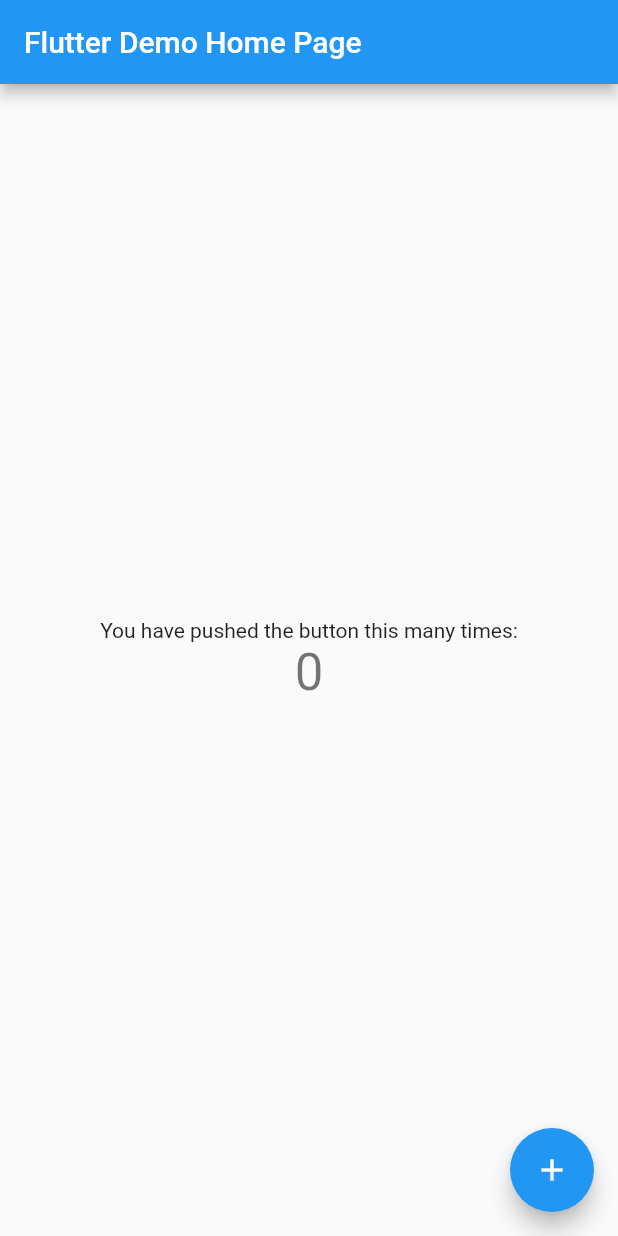
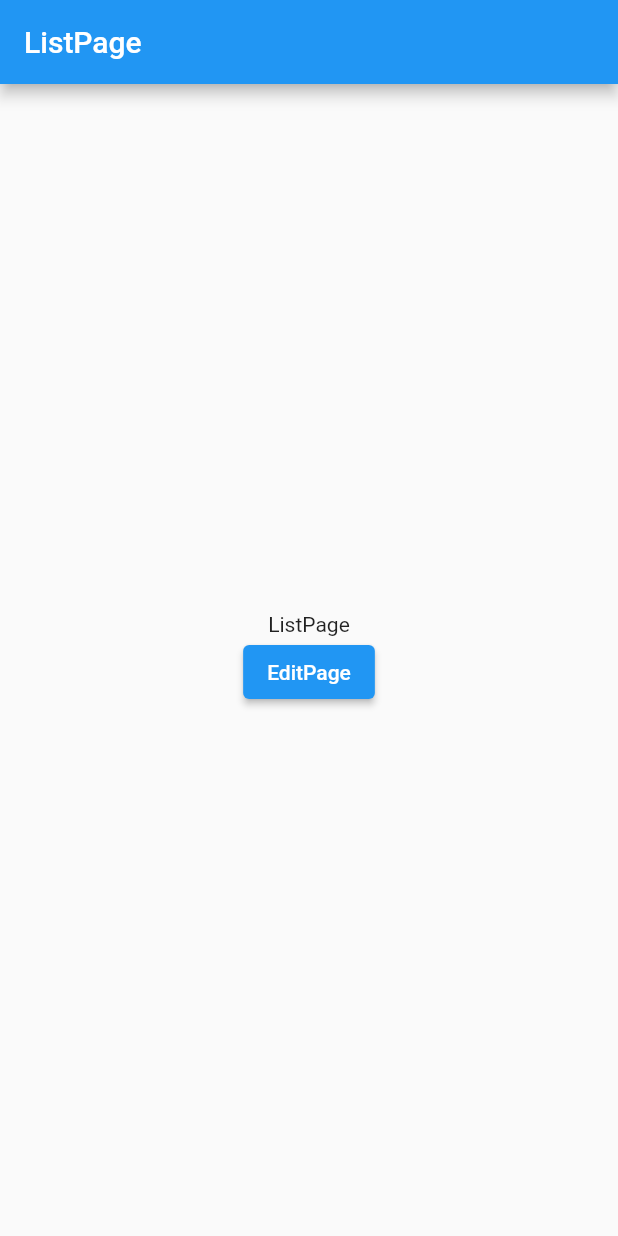
Before and after one commit to hirosphere-ja/jpstockmemo2_test, a Flutter app: the screen it shows after launch, on a phone screen of 412 x 824 dp. Run offline on Flutter 3.47's test engine with Material 2 defaults, Android fonts, the light colour scheme and no system bars.

Commit message:
新規ページを仮作成
リストページと編集ページを仮作成
メインページでルーティングを設定して画面遷移まで仮実装

```diff
--- a/lib/main.dart
+++ b/lib/main.dart
@@ -1,4 +1,6 @@
 import 'package:flutter/material.dart';
+import 'package:jpstockmemo2/views/edit_page.dart';
+import 'package:jpstockmemo2/views/list_page.dart';
 
 void main() {
   runApp(const MyApp());
@@ -7,109 +9,17 @@
 class MyApp extends StatelessWidget {
   const MyApp({super.key});
 
-  // This widget is the root of your application.
   @override
   Widget build(BuildContext context) {
     return MaterialApp(
       title: 'Flutter Demo',
       theme: ThemeData(
-        // This is the theme of your application.
-        //
-        // Try running your application with "flutter run". You'll see the
-        // application has a blue toolbar. Then, without quitting the app, try
-        // changing the primarySwatch below to Colors.green and then invoke
-        // "hot reload" (press "r" in the console where you ran "flutter run",
-        // or simply save your changes to "hot reload" in a Flutter IDE).
-        // Notice that the counter didn't reset back to zero; the application
-        // is not restarted.
         primarySwatch: Colors.blue,
       ),
-      home: const MyHomePage(title: 'Flutter Demo Home Page'),
+      routes: {
+        '/': (context) => const ListPage(),
+        '/editpage': (context) => const EditPage(),
+      },
     );
   }
 }
-
-class MyHomePage extends StatefulWidget {
-  const MyHomePage({super.key, required this.title});
-
-  // This widget is the home page of your application. It is stateful, meaning
-  // that it has a State object (defined below) that contains fields that affect
-  // how it looks.
-
-  // This class is the configuration for the state. It holds the values (in this
-  // case the title) provided by the parent (in this case the App widget) and
-  // used by the build method of the State. Fields in a Widget subclass are
-  // always marked "final".
-
-  final String title;
-
-  @override
-  State<MyHomePage> createState() => _MyHomePageState();
-}
-
-class _MyHomePageState extends State<MyHomePage> {
-  int _counter = 0;
-
-  void _incrementCounter() {
-    setState(() {
-      // This call to setState tells the Flutter framework that something has
-      // changed in this State, which causes it to rerun the build method below
-      // so that the display can reflect the updated values. If we changed
-      // _counter without calling setState(), then the build method would not be
-      // called again, and so nothing would appear to happen.
-      _counter++;
-    });
-  }
-
-  @override
-  Widget build(BuildContext context) {
-    // This method is rerun every time setState is called, for instance as done
-    // by the _incrementCounter method above.
-    //
-    // The Flutter framework has been optimized to make rerunning build methods
-    // fast, so that you can just rebuild anything that needs updating rather
-    // than having to individually change instances of widgets.
-    return Scaffold(
-      appBar: AppBar(
-        // Here we take the value from the MyHomePage object that was created by
-        // the App.build method, and use it to set our appbar title.
-        title: Text(widget.title),
-      ),
-      body: Center(
-        // Center is a layout widget. It takes a single child and positions it
-        // in the middle of the parent.
-        child: Column(
-          // Column is also a layout widget. It takes a list of children and
-          // arranges them vertically. By default, it sizes itself to fit its
-          // children horizontally, and tries to be as tall as its parent.
-          //
-          // Invoke "debug painting" (press "p" in the console, choose the
-          // "Toggle Debug Paint" action from the Flutter Inspector in Android
-          // Studio, or the "Toggle Debug Paint" command in Visual Studio Code)
-          // to see the wireframe for each widget.
-          //
-          // Column has various properties to control how it sizes itself and
-          // how it positions its children. Here we use mainAxisAlignment to
-          // center the children vertically; the main axis here is the vertical
-          // axis because Columns are vertical (the cross axis would be
-          // horizontal).
-          mainAxisAlignment: MainAxisAlignment.center,
-          children: <Widget>[
-            const Text(
-              'You have pushed the button this many times:',
-            ),
-            Text(
-              '$_counter',
-              style: Theme.of(context).textTheme.headline4,
-            ),
-          ],
-        ),
-      ),
-      floatingActionButton: FloatingActionButton(
-        onPressed: _incrementCounter,
-        tooltip: 'Increment',
-        child: const Icon(Icons.add),
-      ), // This trailing comma makes auto-formatting nicer for build methods.
-    );
-  }
-}
--- /dev/null
+++ b/lib/views/edit_page.dart
@@ -0,0 +1,17 @@
+import 'package:flutter/material.dart';
+
+class EditPage extends StatelessWidget {
+  const EditPage({super.key});
+
+  @override
+  Widget build(BuildContext context) {
+    return Scaffold(
+      appBar: AppBar(
+        title: const Text('EditPage'),
+      ),
+      body: const Center(
+        child: Text('EditPage'),
+      ),
+    );
+  }
+}
--- /dev/null
+++ b/lib/views/list_page.dart
@@ -0,0 +1,28 @@
+import 'package:flutter/material.dart';
+
+class ListPage extends StatelessWidget {
+  const ListPage({super.key});
+
+  @override
+  Widget build(BuildContext context) {
+    return Scaffold(
+      appBar: AppBar(
+        title: const Text('ListPage'),
+      ),
+      body: Column(
+        mainAxisAlignment: MainAxisAlignment.center,
+        children: [
+          const Center(
+            child: Text('ListPage'),
+          ),
+          ElevatedButton(
+            onPressed: () {
+              Navigator.pushNamed(context, '/editpage');
+            },
+            child: const Text('EditPage'),
+          )
+        ],
+      ),
+    );
+  }
+}
```
